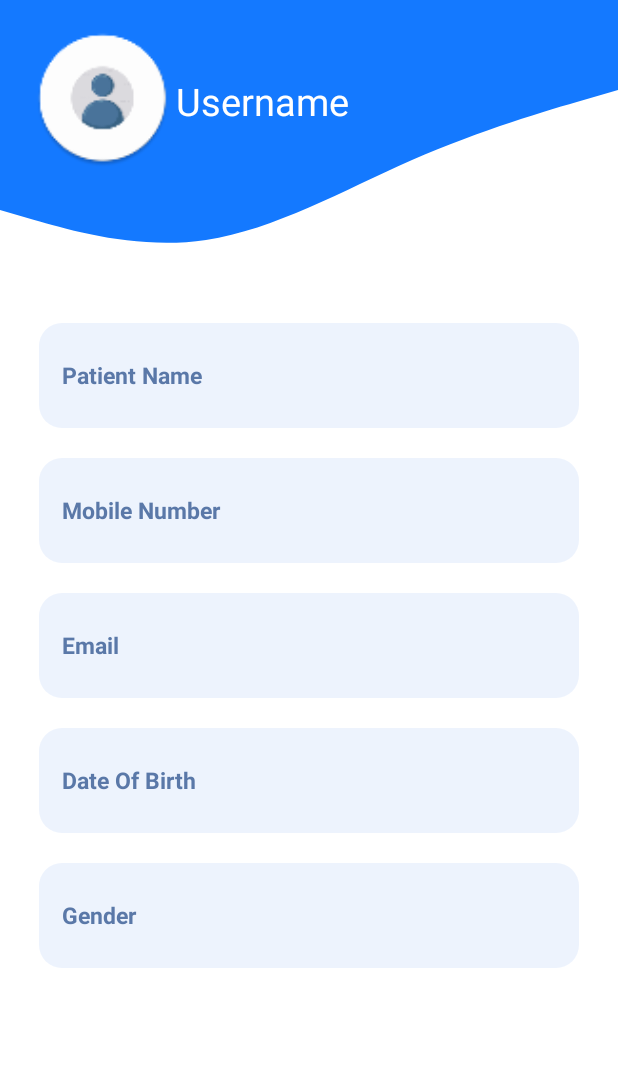
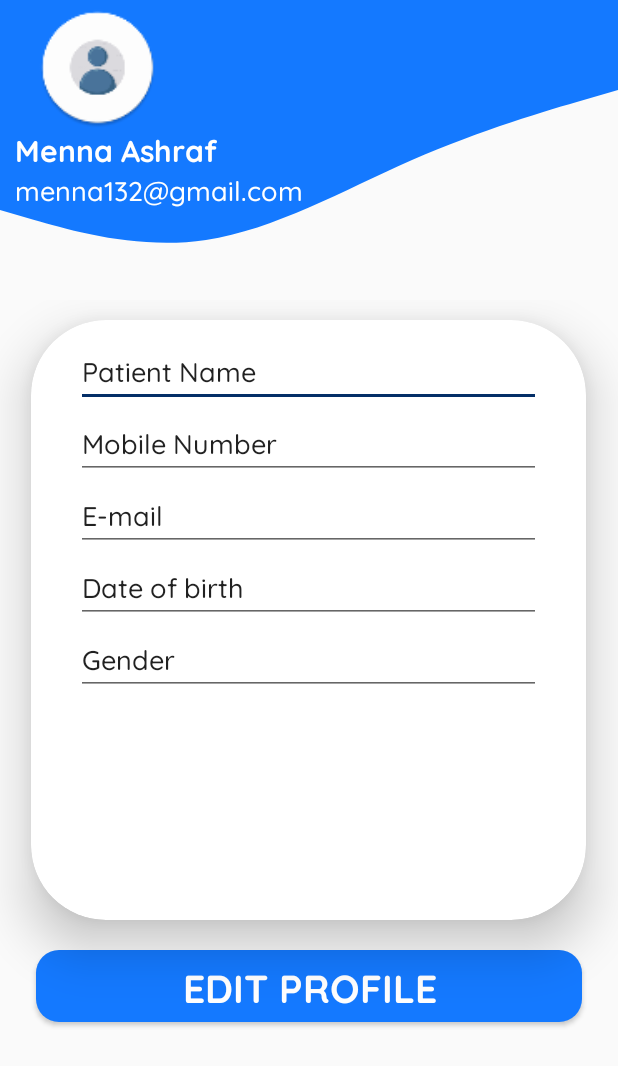
Before and after one commit to amaamoun74/Android-Projects, an Android app: the Home screen opened directly, with no data from a screen before it, after a tap on "Profile", on a phone screen of 412 x 824 dp. Shown: the top 1066 px of the screen. Run offline under Robolectric (Android 15) with nearby library versions, the phone set to English and light mode, and no system bars; our stand-ins replace sdp/ssp sizes.

Commit message:
Merge remote-tracking branch 'origin/master'
# Conflicts:
#	.idea/misc.xml
#	app/src/main/res/layout/activity_log_in.xml
#	app/src/main/res/values/colors.xml

```diff
--- a/app/build.gradle
+++ b/app/build.gradle
@@ -36,13 +36,14 @@ dependencies {
 
     implementation 'androidx.appcompat:appcompat:1.4.1'
     implementation 'androidx.constraintlayout:constraintlayout:2.1.3'
-    implementation 'com.google.android.material:material:1.5.0'
+    implementation 'com.google.android.material:material:1.6.0'
     implementation 'androidx.preference:preference:1.2.0'
     implementation 'androidx.lifecycle:lifecycle-livedata-ktx:2.4.1'
     implementation 'androidx.lifecycle:lifecycle-viewmodel-ktx:2.4.1'
     implementation 'androidx.navigation:navigation-fragment:2.4.2'
     implementation 'androidx.navigation:navigation-ui:2.4.2'
     implementation 'androidx.legacy:legacy-support-v4:1.0.0'
+    implementation 'androidx.vectordrawable:vectordrawable:1.1.0'
     testImplementation 'junit:junit:4.13.2'
     androidTestImplementation 'androidx.test.ext:junit:1.1.3'
     androidTestImplementation 'androidx.test.espresso:espresso-core:3.4.0'
--- a/app/src/main/java/com/example/healthapp/UI/activity/Home.java
+++ b/app/src/main/java/com/example/healthapp/UI/activity/Home.java
@@ -1,4 +1,12 @@
 package com.example.healthapp.UI.activity;
+
+import android.annotation.SuppressLint;
+import android.content.Intent;
+import android.os.Build;
+import android.os.Bundle;
+import android.view.MenuItem;
+import android.view.View;
+import android.widget.Toast;
 
 import androidx.annotation.NonNull;
 import androidx.annotation.RequiresApi;
@@ -8,14 +16,6 @@ import androidx.appcompat.widget.Toolbar;
 import androidx.cardview.widget.CardView;
 import androidx.core.view.GravityCompat;
 import androidx.drawerlayout.widget.DrawerLayout;
-
-import android.annotation.SuppressLint;
-import android.content.Intent;
-import android.os.Build;
-import android.os.Bundle;
-import android.view.MenuItem;
-import android.view.View;
-import android.widget.Toast;
 
 import com.example.healthapp.R;
 import com.google.android.material.navigation.NavigationView;
@@ -107,7 +107,7 @@ public class Home extends AppCompatActivity implements NavigationView.OnNavigati
         Intent intent;
         switch (view.getId()) {
             case R.id.profileCV:
-                intent = new Intent(this, userProfile.class);
+                intent = new Intent(this, userProfile3.class);
                 startActivity(intent);
                 break;
 
--- a/app/src/main/java/com/example/healthapp/UI/activity/StartingApp.java
+++ b/app/src/main/java/com/example/healthapp/UI/activity/StartingApp.java
@@ -1,11 +1,11 @@
 package com.example.healthapp.UI.activity;
-
-import androidx.appcompat.app.AppCompatActivity;
 
 import android.content.Intent;
 import android.os.Bundle;
 import android.util.Log;
 import android.widget.Button;
+
+import androidx.appcompat.app.AppCompatActivity;
 
 import com.example.healthapp.R;
 
--- /dev/null
+++ b/app/src/main/java/com/example/healthapp/UI/activity/userProfile3.java
@@ -0,0 +1,16 @@
+package com.example.healthapp.UI.activity;
+
+import android.os.Bundle;
+
+import androidx.appcompat.app.AppCompatActivity;
+
+import com.example.healthapp.R;
+
+public class userProfile3 extends AppCompatActivity {
+
+    @Override
+    protected void onCreate(Bundle savedInstanceState) {
+        super.onCreate(savedInstanceState);
+        setContentView(R.layout.activity_user_profile3);
+    }
+}
--- a/app/src/main/res/layout/activity_sign_up.xml
+++ b/app/src/main/res/layout/activity_sign_up.xml
@@ -168,7 +168,7 @@ android:orientation="vertical">
                 android:layout_height="wrap_content"
                 android:inputType="number"
                 android:textColor="#0F4090"
-                tools:ignore="TouchTargetSizeCheck"></com.google.android.material.textfield.TextInputEditText>
+                tools:ignore="TouchTargetSizeCheck"/>
         </com.google.android.material.textfield.TextInputLayout>
             <Button
                 android:id="@+id/next_btn"
--- a/app/src/main/res/layout/activity_user_info2.xml
+++ b/app/src/main/res/layout/activity_user_info2.xml
@@ -105,7 +105,7 @@
                 android:layout_marginEnd="10dp"
                 android:text="@string/patient"
                 android:textSize="20sp"
-                android:textColor="#2E1563"
+                android:textColor="#0F4090"
                 android:buttonTint="#0F4090"
                 > </RadioButton>
 
@@ -117,7 +117,7 @@
                 android:layout_marginEnd="10dp"
                 android:text="@string/doctor"
                 android:textSize="20sp"
-                android:textColor="#2E1563"
+                android:textColor="#0F4090"
                 android:buttonTint="#0F4090"
                 > </RadioButton>
 
--- /dev/null
+++ b/app/src/main/res/layout/activity_user_profile3.xml
@@ -0,0 +1,116 @@
+<?xml version="1.0" encoding="utf-8"?>
+<LinearLayout xmlns:android="http://schemas.android.com/apk/res/android"
+    xmlns:app="http://schemas.android.com/apk/res-auto"
+    android:layout_width="match_parent"
+    android:layout_height="match_parent"
+    app:layout_behavior="@string/appbar_scrolling_view_behavior"
+    android:orientation="vertical">
+
+    <LinearLayout
+        android:layout_width="wrap_content"
+        android:layout_height="200dp"
+        android:background="@drawable/ic_wave__3_"
+        android:gravity="top"
+        android:orientation="vertical">
+
+        <ImageView
+            android:layout_width="80dp"
+            android:layout_height="80dp"
+            android:src="@mipmap/profile_icon"
+            android:layout_gravity="start"
+            android:layout_marginTop="5dp"
+            android:layout_marginLeft="25dp"
+            android:contentDescription="profileImage"/>
+        <TextView
+            android:layout_width="wrap_content"
+            android:layout_height="wrap_content"
+            android:text="Menna Ashraf"
+            android:textSize="20sp"
+            android:layout_marginLeft="10dp"
+            android:textStyle="bold"
+            android:textColor="@color/white"
+            android:fontFamily="@font/quicksand_bold"/>
+
+        <TextView
+            android:layout_width="wrap_content"
+            android:layout_height="wrap_content"
+            android:layout_marginLeft="10dp"
+            android:text="menna132@gmail.com"
+            android:textColor="@color/white"
+            android:textSize="18sp"
+            android:fontFamily="@font/quicksand_medium"/>
+    </LinearLayout>
+    <LinearLayout
+        android:layout_width="match_parent"
+        android:layout_height="match_parent"
+        android:orientation="vertical">
+        <androidx.cardview.widget.CardView
+            android:layout_width="370dp"
+            android:layout_height="400dp"
+            android:layout_gravity="center"
+            android:layout_marginTop="@dimen/_10sdp"
+            app:cardCornerRadius="50dp"
+            app:cardElevation="20dp">
+            <LinearLayout
+                android:layout_width="match_parent"
+                android:layout_height="match_parent"
+                android:orientation="vertical">
+
+                <EditText
+                    android:layout_width="310dp"
+                    android:layout_height="wrap_content"
+                    android:layout_gravity="center_horizontal"
+                    android:layout_marginTop="10dp"
+                    android:minHeight="48dp"
+                    android:text="Patient Name"
+                    android:fontFamily="@font/quicksand_medium"/>
+
+                <EditText
+                    android:layout_width="310dp"
+                    android:layout_height="wrap_content"
+                    android:layout_gravity="center_horizontal"
+                    android:minHeight="48dp"
+                    android:text="Mobile Number"
+                    android:fontFamily="@font/quicksand_medium"/>
+
+                <EditText
+                    android:layout_width="310dp"
+                    android:layout_height="wrap_content"
+                    android:layout_gravity="center_horizontal"
+                    android:minHeight="48dp"
+                    android:text="E-mail"
+                    android:fontFamily="@font/quicksand_medium"/>
+
+                <EditText
+                    android:layout_width="310dp"
+                    android:layout_height="wrap_content"
+                    android:layout_gravity="center_horizontal"
+                    android:minHeight="48dp"
+                    android:text="Date of birth"
+                    android:fontFamily="@font/quicksand_medium"/>
+
+                <EditText
+                    android:layout_width="310dp"
+                    android:layout_height="wrap_content"
+                    android:layout_gravity="center_horizontal"
+                    android:minHeight="48dp"
+                    android:text="Gender"
+                    android:fontFamily="@font/quicksand_medium"/>
+            </LinearLayout>
+        </androidx.cardview.widget.CardView>
+        <Button
+            android:id="@+id/next_button"
+            android:layout_width="match_parent"
+            android:layout_height="wrap_content"
+            android:layout_marginStart="24dp"
+            android:layout_marginTop="20dp"
+            android:layout_marginEnd="24dp"
+            android:layout_marginBottom="5dp"
+            android:background="@drawable/bluebutton"
+            android:text="Edit Profile"
+            android:textSize="26sp"
+            android:textColor="@color/white"
+            android:fontFamily="@font/quicksand_bold"
+            />
+    </LinearLayout>
+</LinearLayout>
--- a/app/src/main/res/layout/activity_verification.xml
+++ b/app/src/main/res/layout/activity_verification.xml
@@ -51,7 +51,7 @@
             android:textColorHint="#660F4090"
             android:textSize="28sp"
             android:textStyle="bold"
-            tools:ignore="RtlHardcoded"></EditText>
+            tools:ignore="RtlHardcoded"/>
 
         <TextView
             android:layout_width="wrap_content"
--- a/app/src/main/res/layout/fragment_medical_data.xml
+++ b/app/src/main/res/layout/fragment_medical_data.xml
@@ -15,6 +15,7 @@
         app:layout_constraintEnd_toEndOf="parent"
         app:layout_constraintStart_toStartOf="parent"
         app:layout_constraintTop_toTopOf="parent"
-        tools:listitem="@layout/medical_info"/>
+        tools:listitem="@layout/medical_info"
+        android:background="@color/white"/>
 
 </androidx.constraintlayout.widget.ConstraintLayout>
--- a/app/src/main/res/values/dimens.xml
+++ b/app/src/main/res/values/dimens.xml
@@ -4,5 +4,6 @@
     <dimen name="activity_vertical_margin">16dp</dimen>
     <dimen name="nav_header_vertical_spacing">8dp</dimen>
     <dimen name="nav_header_height">176dp</dimen>
+    <dimen name="fab_margin">16dp</dimen>
 
 </resources>
```
Also changed, not shown: app/src/main/AndroidManifest.xml (+6 -3 lines), app/src/main/java/com/example/healthapp/UI/fragment/HomeFragment.java (+4 -5 lines), app/src/main/res/drawable/ic_dashboard_black_24dp.xml (added, +9 -0 lines), app/src/main/res/drawable/ic_home_black_24dp.xml (added, +9 -0 lines), app/src/main/res/drawable/ic_notifications_black_24dp.xml (added, +9 -0 lines), app/src/main/res/layout/medical_info.xml (+6 -3 lines), app/src/main/res/values/strings.xml (+13 -0 lines).
